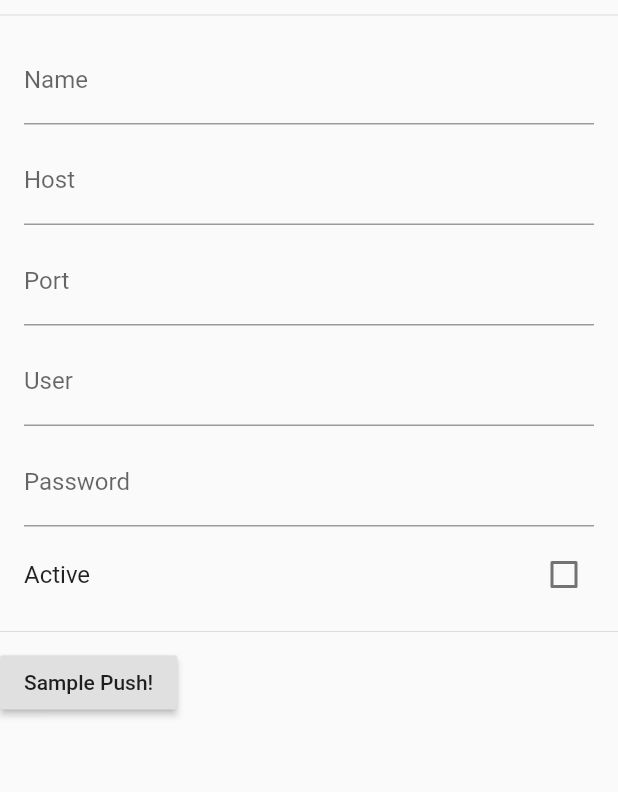
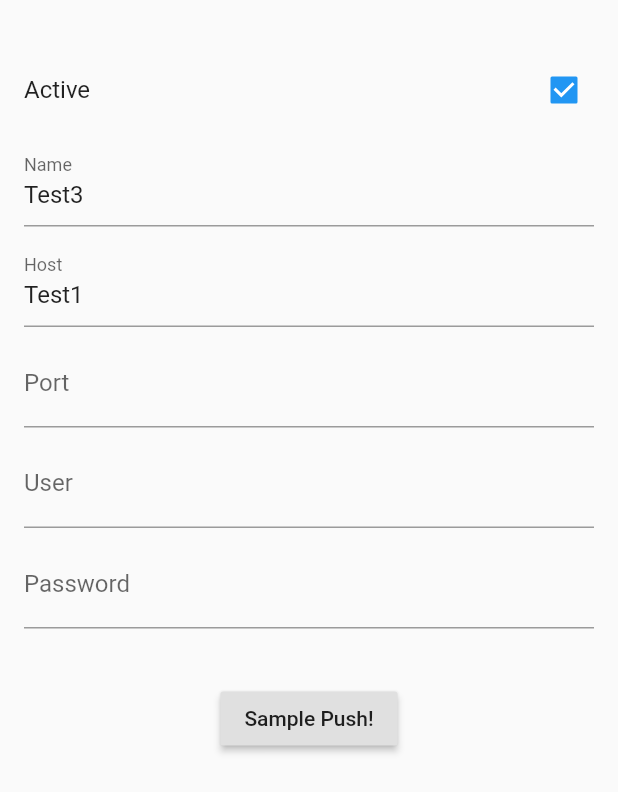
Before and after one commit to VladVons/flutter_vrelay, a Flutter app: the PageConnection screen opened directly, after a tap on "Sample Push!", on a phone screen of 412 x 824 dp. Shown: the top 792 px of the screen. Run offline on Flutter 3.47's test engine with Material 2 defaults, Android fonts, the phone set to English and light mode, and no system bars; missing offline and left inert: mqtt_client.

```diff
--- a/lib/screen/connection.dart
+++ b/lib/screen/connection.dart
@@ -1,32 +1,86 @@
+// https://medium.com/flutter-community/a-guide-to-using-futures-in-flutter-for-beginners-ebeddfbfb967
+
 import 'package:flutter/material.dart';
 import '../util/lang.dart';
-
+import '../util/mqtt.dart';
 
 class PageConnection extends StatelessWidget {
-  bool valuefirst = false;
+  bool valuefirst = !false;
   final controlName = TextEditingController();
-  final controlHost = TextEditingController();
+  final controlHost = TextEditingController(text: 'Test1');
   final controlPort = TextEditingController();
   final controlUser = TextEditingController();
   final controlPassword = TextEditingController();
 
   @override
   Widget build(BuildContext context) {
+    //@override
+    // void dispose() {
+    //   controlName.dispose();
+    //   super.dispose();
+    // }
+
+    controlName.text = 'Test3';
+
     return Scaffold(
         body: Column(
       children: <Widget>[
-          Divider(
-            height: 20.0,
+        const SizedBox(height: 32),
+        //buildActive(context),
+        CheckboxListTile(
+          value: valuefirst,
+          title: Text(TLang.getKey(context, 'Active')),
+          onChanged: (bool value) {},
+          //onChanged: (bool value) {
+          //setState(() {
+          //    valuefirst = value;
+          // });
+          //  }
         ),
-          ListTile(
+        buildName(context),
+        buildHost(context),
+        buildPort(context),
+        buildUser(context),
+        buildPassword(context),
+        const SizedBox(height: 32),
+        RaisedButton(
+          onPressed: () async {
+            //Navigator.push(context,
+            //  new MaterialPageRoute(builder: (context) => new SecondScreen()),
+            //);
+            //controlName.text = 'Test3----';
+            TMqtt Mqtt = TMqtt();
+            if (await Mqtt.Init(controlHost.text) == false) {
+
+            }
+
+            if (Mqtt.Test()) {}
+          },
+          child: Text('Sample Push!'),
+        )
+      ],
+    ));
+  }
+
+  Widget buildActive(BuildContext context) => CheckboxListTile(
+        value: valuefirst,
+        title: Text(TLang.getKey(context, 'Active')),
+        onChanged: (bool value) {
+          //setState(() {
+          //  valuefirst = value;
+          // });
+        },
+      );
+
+  Widget buildName(BuildContext context) => ListTile(
       title: TextFormField(
+          key: Key('Name1'),
           decoration: InputDecoration(
             labelText: TLang.getKey(context, 'Name'),
           ),
-              controller: controlName,
-            )
-          ),
-          ListTile(
+          controller: controlName));
+
+  Widget buildHost(BuildContext context) => ListTile(
           title: TextFormField(
         decoration: InputDecoration(
           //icon: Icon(Icons.http),
@@ -34,59 +88,29 @@ class PageConnection extends StatelessWidget {
         ),
         controller: controlHost,
         keyboardType: TextInputType.url,
-            )
-          ),
-          ListTile(
+      ));
+
+  Widget buildPort(BuildContext context) => ListTile(
           title: TextFormField(
         decoration: InputDecoration(
-                labelText: TLang.getKey(context, 'Port'),
-                hintText: '1883'
-              ),
+            labelText: TLang.getKey(context, 'Port'), hintText: '1883'),
         controller: controlPort,
         keyboardType: TextInputType.number,
-            )
-          ),
-          ListTile(
+      ));
+
+  Widget buildUser(BuildContext context) => ListTile(
           title: TextFormField(
         decoration: InputDecoration(
           labelText: TLang.getKey(context, 'User'),
         ),
         controller: controlUser,
-            )
-          ),
-          ListTile(
+      ));
+
+  Widget buildPassword(BuildContext context) => ListTile(
       title: TextFormField(
           decoration: InputDecoration(
             labelText: TLang.getKey(context, 'Password'),
           ),
           controller: controlPassword,
-              obscureText: true
-            )
-          ),
-          CheckboxListTile(
-            value: valuefirst,
-            title: Text('Active'),
-            onChanged: (bool value) {
-              valuefirst = value;
-            },
-          ),
-          Divider(
-            height: 20.0,
-          ),
-          Row(
-            children: <Widget>[
-                RaisedButton(
-                  onPressed: () {
-                    //Navigator.push(context,
-                    //  new MaterialPageRoute(builder: (context) => new SecondScreen()),
-                    //);
-                  },
-                  child: Text('Sample Push!'),
-                )
-            ],
-          )
-        ]
-      )
-    );
+          obscureText: true));
 }
-}
--- /dev/null
+++ b/lib/util/mqtt.dart
@@ -0,0 +1,28 @@
+// https://pub.dev/packages/mqtt_client/versions/5.5.1/example
+
+import 'package:mqtt_client/mqtt_client.dart' as mqtt;
+
+class TMqtt {
+  mqtt.MqttClient client;
+
+  Future<bool> Init(String aHost) async {
+    client = mqtt.MqttClient(aHost, '');
+    try {
+      await client.connect();
+      return (client.connectionStatus.state == mqtt.MqttConnectionState.connected);
+    } catch (e) {
+      Disconnect();
+      return false;
+    }
+  }
+
+  Disconnect() {
+    client?.disconnect();
+    client = null;
+  }
+
+  bool Test() {
+    return true;
+  }
+
+}
--- a/pubspec.yaml
+++ b/pubspec.yaml
@@ -15,7 +15,7 @@ dependencies:
   flutter_localizations:
     sdk: flutter
 
-  mqtt_client: ^8.0.0
+  mqtt_client: ^9.0.0
 
   cupertino_icons: ^1.0.0
 
```
Also changed, not shown: pubspec.lock. Lines whose indentation alone changed are shown as unchanged.
